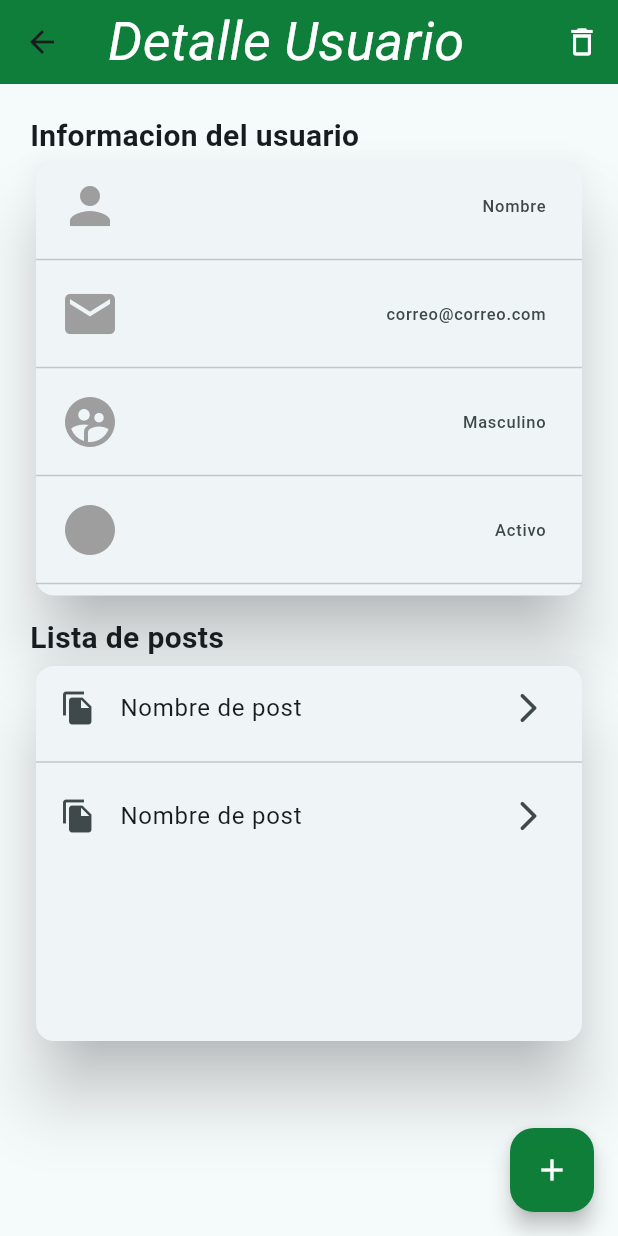
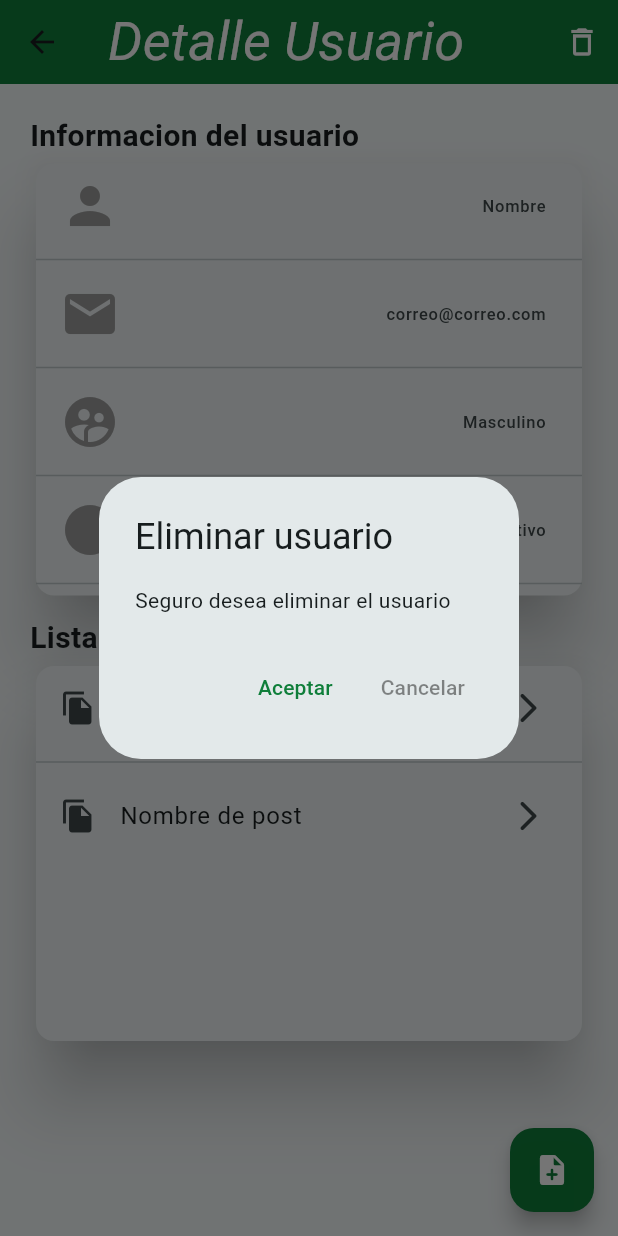
Before and after one commit to CKenny27/PRIMERO_FLUTTER, a Flutter app: the DetailUserScreen screen opened by its route, after a tap on the "delete" icon, on a phone screen of 412 x 824 dp. Run offline on Flutter 3.47's test engine with Material 2 defaults, Android fonts, the phone set to English and light mode, and no system bars.

```diff
--- a/lib/presentation/app.dart
+++ b/lib/presentation/app.dart
@@ -18,6 +18,7 @@ class MyApp extends StatelessWidget {
         HomeScreen.routeName: (_) => const HomeScreen(),
         NewUserScreen.routeName: (_) => const NewUserScreen(),
         DetailUserScreen.routeName: (_) => const DetailUserScreen(),
+        NewPostScreen.routeName: (_) => const NewPostScreen(),
       },
       debugShowCheckedModeBanner: false,
     );
--- a/lib/presentation/screens/detail_user/DetailUser.dart
+++ b/lib/presentation/screens/detail_user/DetailUser.dart
@@ -1,6 +1,8 @@
+// ignore: file_names
 import 'package:flutter/material.dart';
 import 'package:flutter_application_1/presentation/screens/detail_user/widgets/info.dart';
 import 'package:flutter_application_1/presentation/screens/detail_user/widgets/list_post.dart';
+import 'package:flutter_application_1/presentation/screens/screens.dart';
 
 class DetailUserScreen extends StatelessWidget {
   static String routeName = 'detail_user';
@@ -16,7 +18,32 @@ class DetailUserScreen extends StatelessWidget {
             fontSize: 36.0, fontStyle: FontStyle.italic, color: Colors.white),
         actions: [
           IconButton(
-            onPressed: () {},
+            onPressed: () {
+              showDialog(
+                  context: context,
+                  builder: (context) {
+                    return AlertDialog(
+                      title: const Text('Eliminar usuario'),
+                      content: const Text('Seguro desea eliminar el usuario'),
+                      actions: [
+                        TextButton(
+                            onPressed: () => Navigator.pop(context),
+                            child: const Text(
+                              'Aceptar',
+                              style: TextStyle(
+                                color: Color.fromRGBO(14, 126, 57, 0.997),
+                              ),
+                            )),
+                        TextButton(
+                            onPressed: () => Navigator.pop(context),
+                            child: const Text('Cancelar',
+                                style: TextStyle(
+                                  color: Colors.black45,
+                                ))),
+                      ],
+                    );
+                  });
+            },
             icon: const Icon(
               Icons.delete_outlined,
               color: Colors.white,
@@ -24,12 +51,12 @@ class DetailUserScreen extends StatelessWidget {
           )
         ],
       ),
-      body: Padding(
-        padding: const EdgeInsets.all(20.0),
+      body: const Padding(
+        padding: EdgeInsets.all(20.0),
         child: Column(
           children: [
             InfoWidget(),
-            const SizedBox(
+            SizedBox(
               height: 10.0,
             ),
             ListPostWidget()
@@ -37,10 +64,10 @@ class DetailUserScreen extends StatelessWidget {
         ),
       ),
       floatingActionButton: FloatingActionButton(
-        onPressed: () {},
+        onPressed: () => Navigator.pushNamed(context, NewPostScreen.routeName),
         backgroundColor: const Color.fromRGBO(14, 126, 57, 0.997),
         child: const Icon(
-          Icons.add,
+          Icons.note_add_rounded,
           color: Colors.white,
         ),
       ),
--- a/lib/presentation/screens/screens.dart
+++ b/lib/presentation/screens/screens.dart
@@ -1,3 +1,4 @@
+export 'package:flutter_application_1/presentation/screens/detail_user/DetailUser.dart';
 export 'package:flutter_application_1/presentation/screens/home/Home.dart';
+export 'package:flutter_application_1/presentation/screens/new_post/NewPost.dart';
 export 'package:flutter_application_1/presentation/screens/new_user/NewUser.dart';
-export 'package:flutter_application_1/presentation/screens/detail_user/DetailUser.dart';
```
Also changed, not shown: lib/presentation/screens/new_post/NewPost.dart (added, +39 -0 lines), lib/presentation/widgets/text_field.dart (+7 -4 lines).
